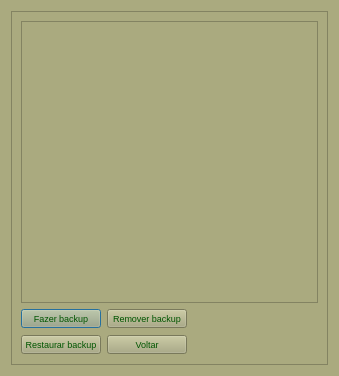
Above: ui/backup.ui from tiagopascal/Almoco before the change. Below: the same form after it.
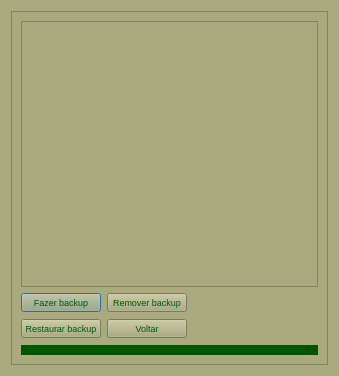
That is the form after the change.

Diff of the .ui file:
```diff
--- a/ui/backup.ui
+++ b/ui/backup.ui
@@ -114,6 +114,21 @@
         </item>
        </layout>
       </item>
+      <item row="2" column="0">
+       <widget class="QLabel" name="label_8">
+        <property name="font">
+         <font>
+          <pointsize>7</pointsize>
+         </font>
+        </property>
+        <property name="styleSheet">
+         <string notr="true">background-color: rgb(0, 85, 0);</string>
+        </property>
+        <property name="text">
+         <string/>
+        </property>
+       </widget>
+      </item>
      </layout>
     </widget>
    </item>
```
